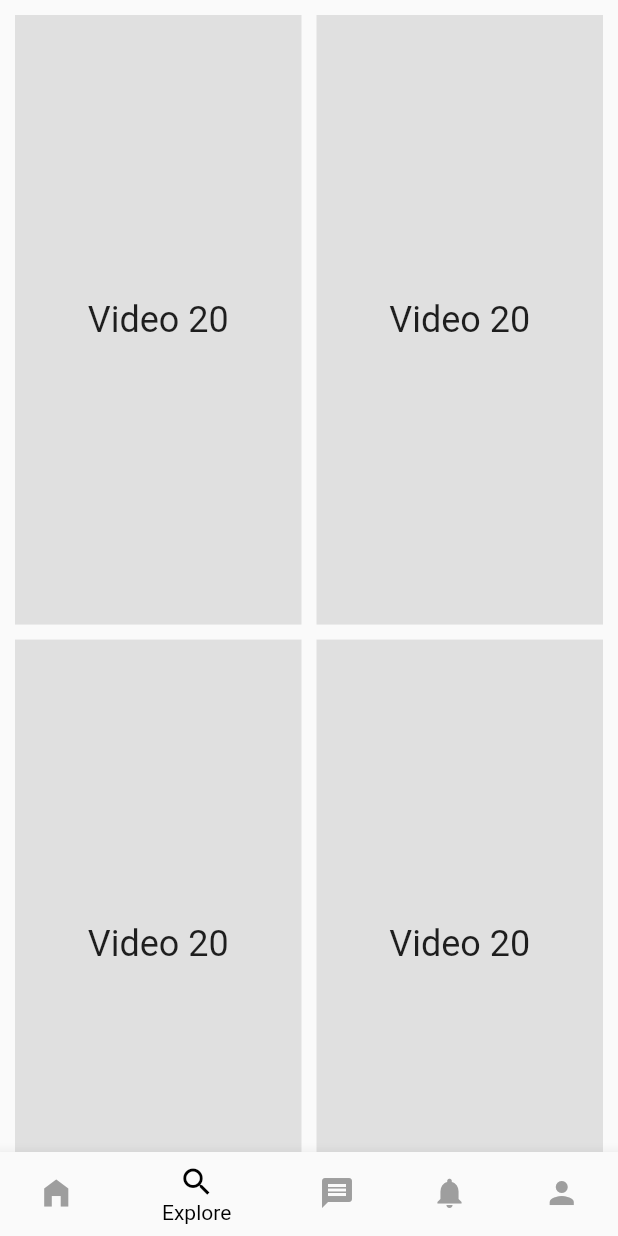
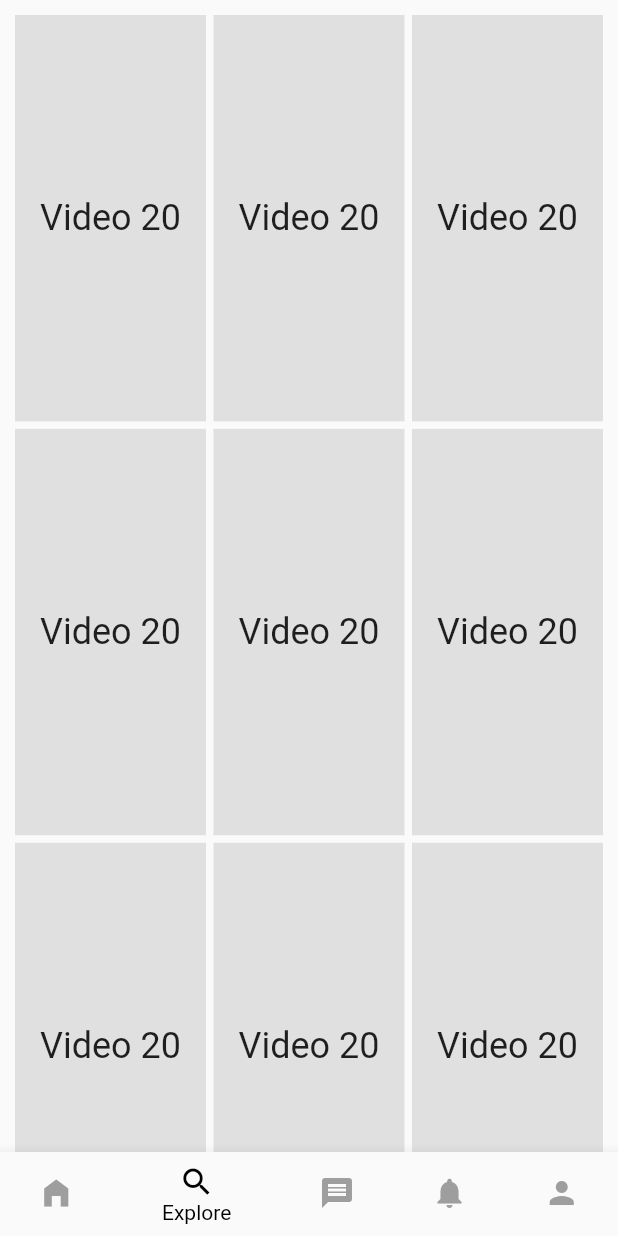
Before and after one commit to Srikar-D-Palmite/EduClip, a Flutter app: the screen it shows after launch, item 2 of the bottom bar chosen, on a phone screen of 412 x 824 dp. Run offline on Flutter 3.47's test engine with Material 2 defaults, Android fonts, the phone set to English and light mode, and no system bars; our stand-ins replace firebase_core; accounts and stored records are empty.

```diff
--- /dev/null
+++ b/lib/grid_view.dart
@@ -0,0 +1,39 @@
+import 'package:flutter/material.dart';
+
+class VideoGrid extends StatelessWidget {
+  const VideoGrid({
+    super.key,
+    required List<int> videoIndices,
+  }) : _videoIndices = videoIndices;
+
+  final List<int> _videoIndices;
+
+  @override
+  Widget build(BuildContext context) {
+    return GridView.builder(
+      padding: const EdgeInsets.all(10),
+      // The number of videos to display
+      itemCount: _videoIndices.length,
+      // The layout of the grid
+      gridDelegate: const SliverGridDelegateWithFixedCrossAxisCount(
+        crossAxisCount: 3,
+        crossAxisSpacing: 5,
+        mainAxisSpacing: 5,
+        childAspectRatio: 0.47,
+      ),
+      // The widgets to display in the grid
+      itemBuilder: (BuildContext context, int index) {
+        // Return a blank video widget with a random number indicating the video index
+        return Container(
+          color: Colors.grey[300],
+          child: Center(
+            child: Text(
+              'Video ${_videoIndices[index]}',
+              style: const TextStyle(fontSize: 24),
+            ),
+          ),
+        );
+      },
+    );
+  }
+}
--- a/lib/main.dart
+++ b/lib/main.dart
@@ -1,8 +1,21 @@
 import 'package:flutter/material.dart';
 import 'dart:math';
+// libraries necessary for working with firebase
+import 'package:firebase_core/firebase_core.dart';
+import 'firebase_options.dart';
+// other parts of the app
+import 'grid_view.dart';
 
 // This is the main entry point for the application
-void main() => runApp(MyApp());
+void main() async {
+  WidgetsFlutterBinding.ensureInitialized();
+  await Firebase.initializeApp(
+    options: DefaultFirebaseOptions.currentPlatform,
+  );
+  runApp(const MyApp());
+}
+
+// void main() => runApp(MyApp());
 
 // This widget is the root of the application
 class MyApp extends StatelessWidget  {
@@ -83,41 +96,13 @@ class _MyHomePageState extends State<MyHomePage> {
     });
   }
 
-  Widget _buildVideoGrid() {
-    return GridView.builder(
-      padding: const EdgeInsets.all(10),
-      // The number of videos to display
-      itemCount: _videoIndices.length,
-      // The layout of the grid
-      gridDelegate: const SliverGridDelegateWithFixedCrossAxisCount(
-        crossAxisCount: 2,
-        crossAxisSpacing: 10,
-        mainAxisSpacing: 10,
-        childAspectRatio: 0.47,
-      ),
-      // The widgets to display in the grid
-      itemBuilder: (BuildContext context, int index) {
-        // Return a blank video widget with a random number indicating the video index
-        return Container(
-          color: Colors.grey[300],
-          child: Center(
-            child: Text(
-              'Video ${_videoIndices[index]}',
-              style: const TextStyle(fontSize: 24),
-            ),
-          ),
-        );
-      },
-    );
-  }
-
   @override
   Widget build(BuildContext context) {
     // The scaffold provides the basic structure of the screen
     return Scaffold(
       appBar: null, // hide the app bar
       // The body of the scaffold is the widget that corresponds to the currently selected tab
-      body: _selectedIndex == 1 ? _buildVideoGrid() : _widgetOptions.elementAt(_selectedIndex),
+      body: _selectedIndex == 1 ? VideoGrid(videoIndices: _videoIndices) : _widgetOptions.elementAt(_selectedIndex),
       // The bottom navigation bar shows the available tabs
       bottomNavigationBar: BottomNavigationBar(
         // The items in the bottom navigation bar correspond to each tab
--- a/pubspec.yaml
+++ b/pubspec.yaml
@@ -35,6 +35,7 @@ dependencies:
   # The following adds the Cupertino Icons font to your application.
   # Use with the CupertinoIcons class for iOS style icons.
   cupertino_icons: ^1.0.2
+  firebase_core: ^2.8.0
 
 dev_dependencies:
   flutter_test:
```
Also changed, not shown: lib/firebase_options.dart (added), package-lock.json (added), pubspec.lock, 7 other files.
